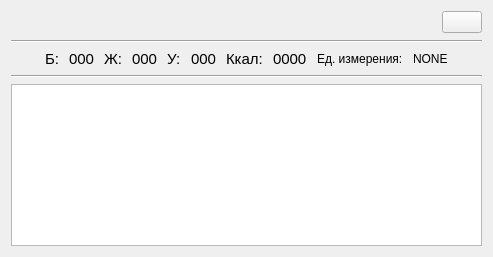
Galoev/nutritionist-helper, file project/forms/Product_info.ui: the form before one commit.
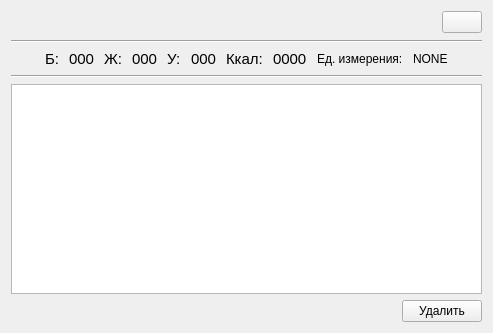
The form after the commit. Icons and pictures are not drawn.

The edit to the form file:
```diff
--- a/project/forms/Product_info.ui
+++ b/project/forms/Product_info.ui
@@ -7,14 +7,14 @@
     <x>0</x>
     <y>0</y>
     <width>493</width>
-    <height>257</height>
+    <height>333</height>
    </rect>
   </property>
   <property name="windowTitle">
    <string>Информация о продукте</string>
   </property>
-  <layout class="QGridLayout" name="gridLayout">
-   <item row="0" column="0">
+  <layout class="QVBoxLayout" name="verticalLayout">
+   <item>
     <layout class="QHBoxLayout" name="horizontalLayout">
      <item>
       <widget class="QLabel" name="label_productName">
@@ -52,14 +52,14 @@
      </item>
     </layout>
    </item>
-   <item row="1" column="0">
+   <item>
     <widget class="Line" name="line_2">
      <property name="orientation">
       <enum>Qt::Horizontal</enum>
      </property>
     </widget>
    </item>
-   <item row="2" column="0">
+   <item>
     <layout class="QHBoxLayout" name="horizontalLayout_6">
      <property name="spacing">
       <number>10</number>
@@ -222,16 +222,40 @@
      </item>
     </layout>
    </item>
-   <item row="3" column="0">
+   <item>
     <widget class="Line" name="line">
      <property name="orientation">
       <enum>Qt::Horizontal</enum>
      </property>
     </widget>
    </item>
-   <item row="4" column="0">
+   <item>
     <widget class="QTextBrowser" name="textBrowser_description"/>
    </item>
+   <item>
+    <layout class="QHBoxLayout" name="horizontalLayout_7">
+     <item>
+      <spacer name="horizontalSpacer_4">
+       <property name="orientation">
+        <enum>Qt::Horizontal</enum>
+       </property>
+       <property name="sizeHint" stdset="0">
+        <size>
+         <width>40</width>
+         <height>20</height>
+        </size>
+       </property>
+      </spacer>
+     </item>
+     <item>
+      <widget class="QPushButton" name="pushButton_delete">
+       <property name="text">
+        <string>Удалить</string>
+       </property>
+      </widget>
+     </item>
+    </layout>
+   </item>
   </layout>
  </widget>
  <resources>
```
